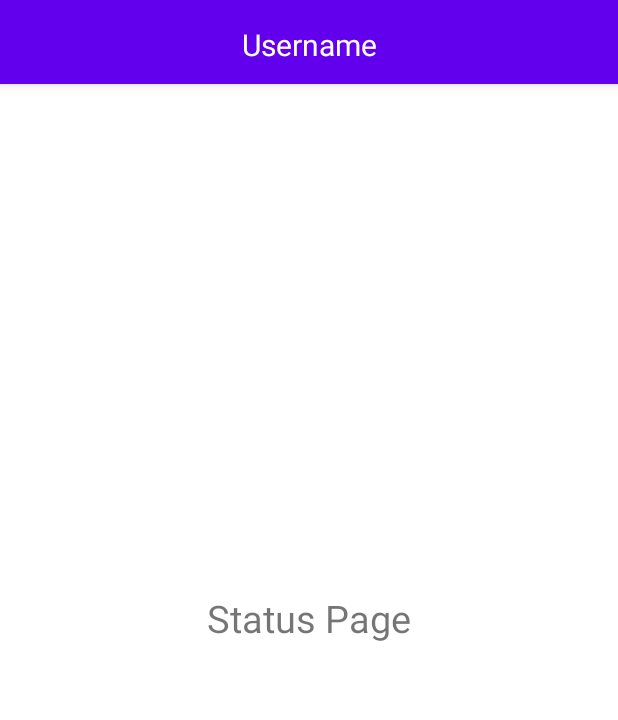
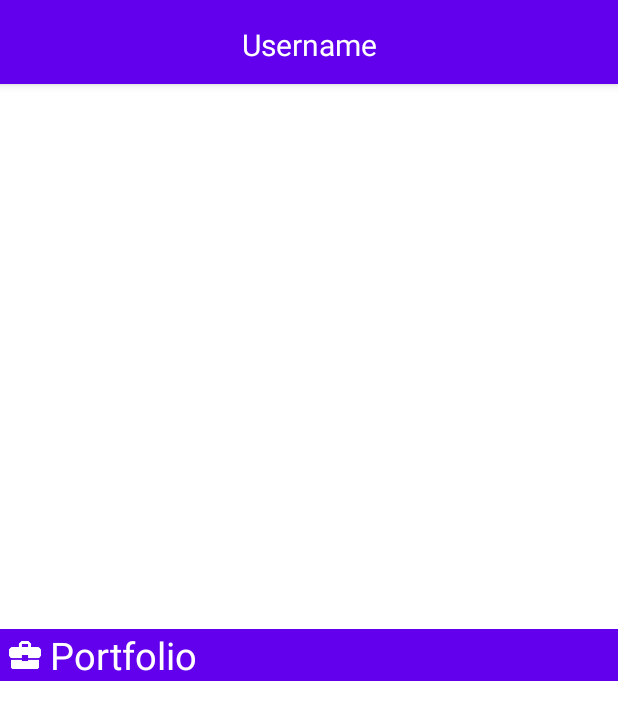
Before and after one commit to Inon-Sinn/Tradoid, an Android app: the layout activity_status_page.xml on its own in the app's theme, with its tools: preview values and no code run, on a phone screen of 412 x 824 dp. Shown: the top 720 px of the screen. Run offline under Robolectric (Android 15) with nearby library versions, the phone set to English and light mode, and no system bars.

Commit message:
Foundation: Status Page - Recycle View

```diff
--- a/app/src/main/java/com/example/tradoid/Data_handling/stock_market_view_model.java
+++ b/app/src/main/java/com/example/tradoid/Data_handling/stock_market_view_model.java
@@ -21,6 +21,7 @@ public class stock_market_view_model extends ViewModel implements Filterable {
     fragment creates a new View Model
      */
 
+    String query = "o"; // used to safe a pending query
     Data_Layer data;
     List<example_Item> data_list;
     List<example_Item> example_list_full;
@@ -29,6 +30,14 @@ public class stock_market_view_model extends ViewModel implements Filterable {
         this.data = new Data_Layer(fragment);
         this.data_list = data.get_Stocks_data();
         this.example_list_full = new ArrayList<>(data_list);
+    }
+
+    public void setQuery(String query) {
+        this.query = query;
+    }
+
+    public String getQuery() {
+        return query;
     }
 
     public List<example_Item> newData(){
--- a/app/src/main/java/com/example/tradoid/Status_Page.java
+++ b/app/src/main/java/com/example/tradoid/Status_Page.java
@@ -3,13 +3,20 @@ package com.example.tradoid;
 import androidx.annotation.NonNull;
 import androidx.appcompat.app.AppCompatActivity;
 import androidx.appcompat.widget.Toolbar;
+import androidx.recyclerview.widget.LinearLayoutManager;
+import androidx.recyclerview.widget.RecyclerView;
 
 import android.content.Intent;
 import android.os.Bundle;
 import android.view.Menu;
 import android.view.MenuItem;
 
+import com.example.tradoid.Adapters.RecycleView_Adapter;
+import com.example.tradoid.Data_handling.Data_Layer;
+
 public class Status_Page extends AppCompatActivity {
+
+    Data_Layer portfolio_data;
 
     @Override
     protected void onCreate(Bundle savedInstanceState) {
@@ -19,6 +26,18 @@ public class Status_Page extends AppCompatActivity {
         // Creating a custom Toolbar
         Toolbar status_page_toolbar = findViewById(R.id.toolbar_status_page);
         setSupportActionBar(status_page_toolbar);
+
+        // Creating the Recycle View - the list
+        RecyclerView recyclerView = findViewById(R.id.recyclerView_status_page);
+        recyclerView.setLayoutManager(new LinearLayoutManager(this));
+
+        // Calling the portfolio data
+        Data_Layer portfolio_data = new Data_Layer("Portfolio");
+
+        // Calling the Adapter
+        RecycleView_Adapter adapter = new RecycleView_Adapter(this,portfolio_data.get_User_data());
+        recyclerView.setAdapter(adapter);
+
     }
 
     // Creates the menu
--- a/app/src/main/java/com/example/tradoid/Stock_Market.java
+++ b/app/src/main/java/com/example/tradoid/Stock_Market.java
@@ -27,6 +27,7 @@ import java.util.Objects;
 
 public class Stock_Market extends AppCompatActivity {
 
+    SearchView searchView;
     stock_market_view_model view_model;
     ViewPager2 viewPager2;
 
@@ -92,7 +93,17 @@ public class Stock_Market extends AppCompatActivity {
         MenuItem searchItem = menu.findItem(R.id.menu_user_search);
 
         // Reference to the search view itself
-        SearchView searchView = (SearchView) searchItem.getActionView();
+        searchView = (SearchView) searchItem.getActionView();
+
+        // Restore a former query TODO does not work
+//        String pendingQuery = view_model.getQuery();
+//        if (pendingQuery != null && !pendingQuery.isEmpty()){
+//            searchItem.expandActionView();
+//            searchView.setQuery(pendingQuery,false);
+//        }else{
+//            System.out.println("Cant print this");
+//            System.out.println(view_model.getQuery());
+//        }
 
         // change the done button on the keyboard
         searchView.setImeOptions(EditorInfo.IME_ACTION_DONE);
@@ -116,6 +127,8 @@ public class Stock_Market extends AppCompatActivity {
                     portfolio_frag.UpdateAdapter(newText);
                 }
                 else{System.out.println("Cant open frag");}
+
+                view_model.setQuery(newText);
 
                 return false;
             }
@@ -147,4 +160,6 @@ public class Stock_Market extends AppCompatActivity {
         Intent intent = new Intent(this,cls);
         startActivity(intent);
     }
+
+
 }
--- a/app/src/main/res/layout/activity_status_page.xml
+++ b/app/src/main/res/layout/activity_status_page.xml
@@ -5,6 +5,18 @@
     android:layout_width="match_parent"
     android:layout_height="match_parent"
     tools:context=".Status_Page">
+
+    <androidx.recyclerview.widget.RecyclerView
+        android:id="@+id/recyclerView_status_page"
+        android:layout_width="match_parent"
+        android:layout_height="match_parent"
+        android:layout_marginTop="450dp"
+        app:layout_constraintBottom_toBottomOf="parent"
+        app:layout_constraintEnd_toEndOf="parent"
+        app:layout_constraintHorizontal_bias="0.0"
+        app:layout_constraintStart_toStartOf="parent"
+        app:layout_constraintTop_toBottomOf="@+id/appBarLayout2"
+        app:layout_constraintVertical_bias="0.929" />
 
     <com.google.android.material.appbar.AppBarLayout
         android:id="@+id/appBarLayout2"
@@ -49,14 +61,37 @@
     </com.google.android.material.appbar.AppBarLayout>
 
     <TextView
-        android:id="@+id/textView"
+        android:id="@+id/textView3"
+        android:layout_width="0dp"
+        android:layout_height="wrap_content"
+        android:background="@color/purple_500"
         android:textSize="25sp"
+        app:layout_constraintBottom_toTopOf="@+id/recyclerView_status_page"
+        app:layout_constraintEnd_toEndOf="parent"
+        app:layout_constraintHorizontal_bias="0.0"
+        app:layout_constraintStart_toStartOf="parent" />
+
+    <TextView
+        android:id="@+id/textView7"
         android:layout_width="wrap_content"
         android:layout_height="wrap_content"
-        android:text="Status Page"
-        app:layout_constraintBottom_toBottomOf="parent"
-        app:layout_constraintEnd_toEndOf="parent"
+        android:layout_marginStart="4dp"
+        android:text="Portfolio"
+        android:textColor="@color/white"
+        android:textSize="25sp"
+        app:layout_constraintBottom_toBottomOf="@+id/textView3"
+        app:layout_constraintStart_toEndOf="@+id/imageView2" />
+
+    <ImageView
+        android:id="@+id/imageView2"
+        android:layout_width="25dp"
+        android:layout_height="25dp"
+        android:layout_marginStart="4dp"
+        app:layout_constraintBottom_toBottomOf="@+id/textView7"
         app:layout_constraintStart_toStartOf="parent"
-        app:layout_constraintTop_toTopOf="parent" />
+        app:layout_constraintTop_toTopOf="@+id/textView7"
+        app:srcCompat="@drawable/ic_portfolio"
+        app:tint="@color/white" />
+
 
 </androidx.constraintlayout.widget.ConstraintLayout>
```
